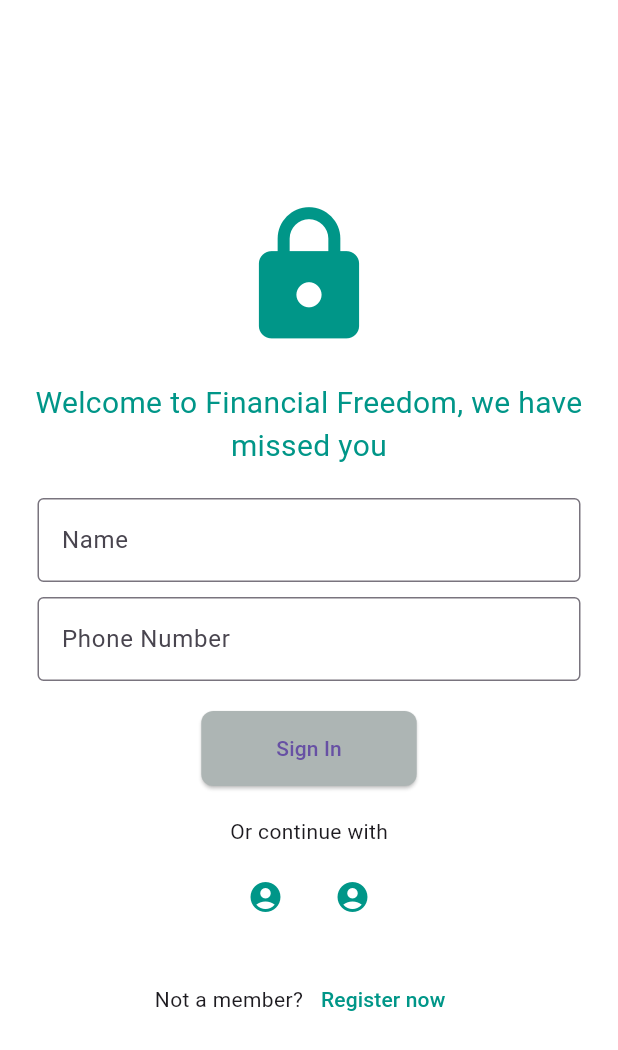
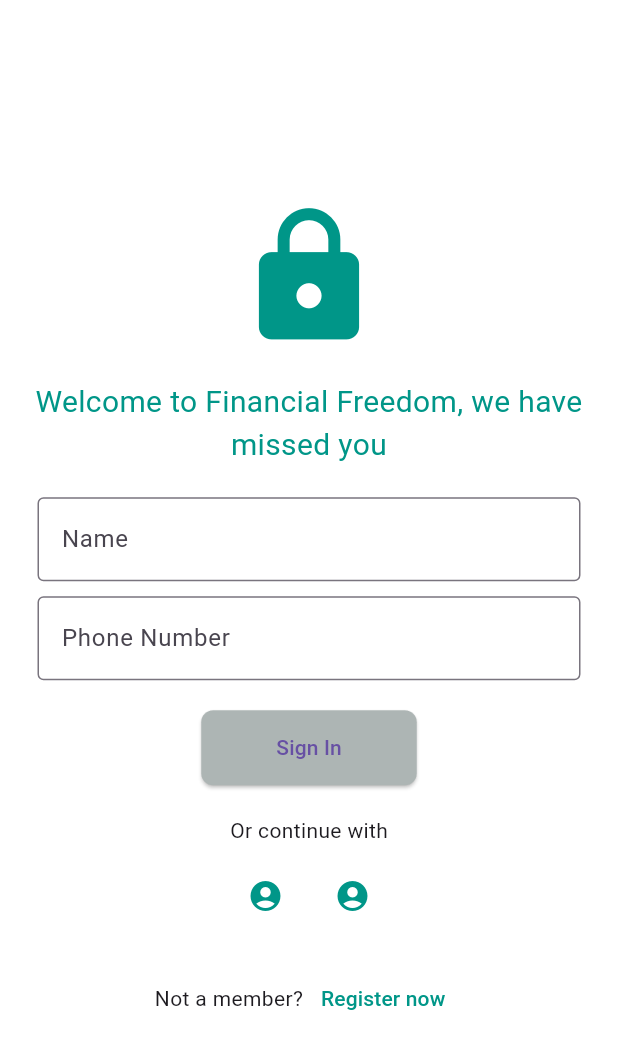
Before and after one commit to Group17-Recess/GROWGRAIL, a Flutter app: the screen it shows after launch, after a tap on "Login/Signup", on a phone screen of 412 x 824 dp. Shown: the top 1050 px of the screen. Run offline on Flutter 3.47's test engine with Material 3 defaults, Android fonts, the phone set to English and light mode, and no system bars; our stand-ins replace carousel_slider, cloud_firestore, firebase_core; missing offline and left inert: flutterwave_standard; accounts and stored records are empty.

Commit message:
designed

```diff
--- a/lib/pages/login_page.dart
+++ b/lib/pages/login_page.dart
@@ -57,7 +57,7 @@ class _LoginPageState extends State<LoginPage> {
                   size: 100,
                   color: Colors.teal,
                 ),
-                const SizedBox(height: 20),
+                const SizedBox(height: 19),
                 const Text(
                   'Welcome to Financial Freedom, we have missed you',
                   style: TextStyle(fontSize: 20, color: Colors.teal),
```
